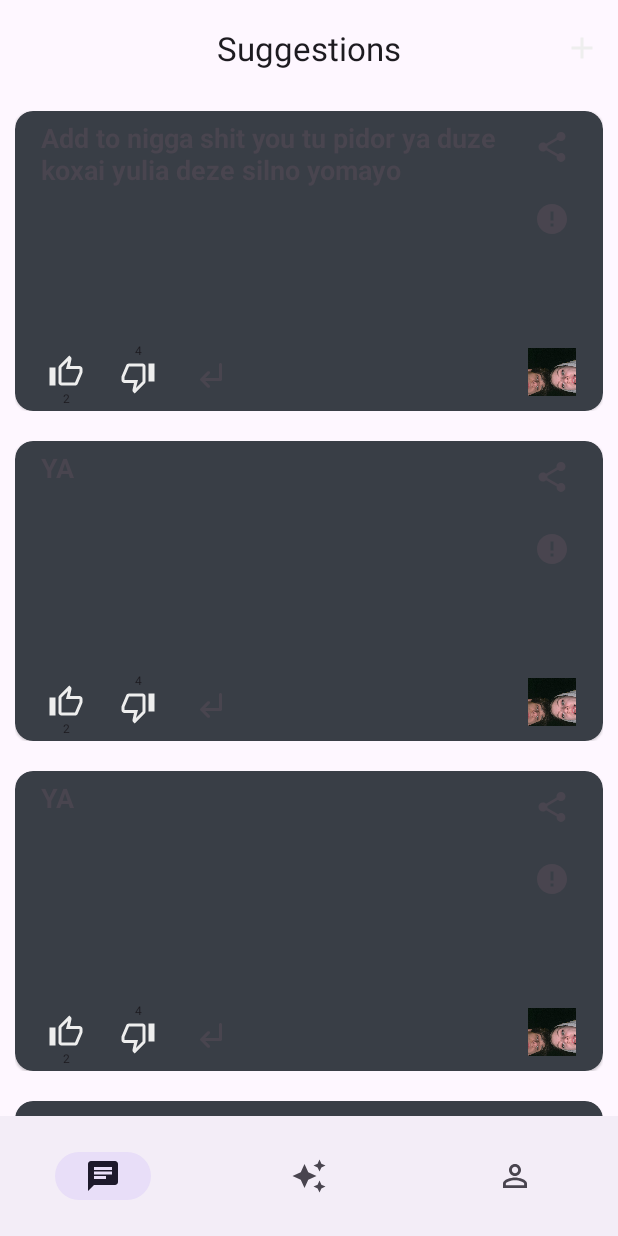
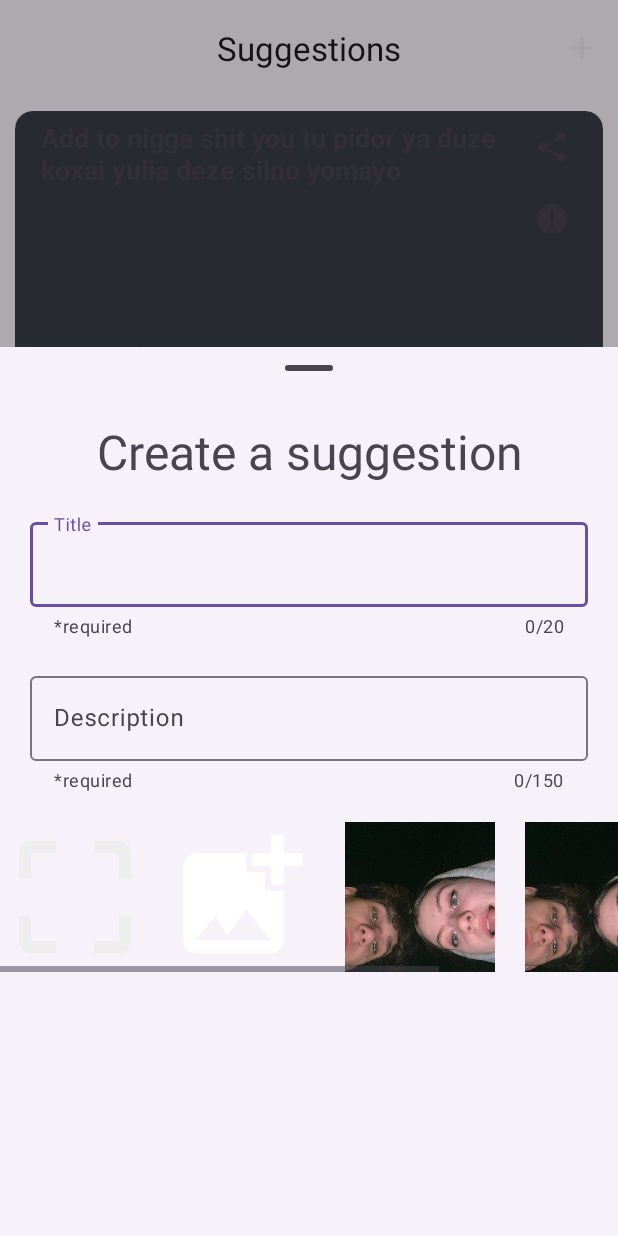
Before and after one commit to vladkk04/MyChat, an Android app: the SuggestionsFragment screen opened through its navigation route, after a tap on "Add", on a phone screen of 412 x 824 dp. Run offline under Robolectric (Android 15) with nearby library versions, the light colour scheme and no system bars; our stand-ins replace Dagger/Hilt's generated code, navigation-ui.

Commit message:
update project add bottom sheet suggestion create

```diff
--- /dev/null
+++ b/app/src/main/java/com/arkul/mychat/ui/screens/bottomSheets/SuggestionBottomSheet.kt
@@ -0,0 +1,43 @@
+package com.arkul.mychat.ui.screens.bottomSheets
+
+import android.app.Dialog
+import android.os.Bundle
+import android.view.LayoutInflater
+import android.view.View
+import android.view.ViewGroup
+import android.view.WindowManager
+import com.arkul.mychat.databinding.BottomSheetSuggestionCreateBinding
+import com.google.android.material.bottomsheet.BottomSheetBehavior
+import com.google.android.material.bottomsheet.BottomSheetDialogFragment
+
+class SuggestionBottomSheet: BottomSheetDialogFragment() {
+    private var _binding: BottomSheetSuggestionCreateBinding? = null
+    private val binding get() = _binding!!
+
+    companion object {
+        const val TAG = "SuggestionBottomSheet"
+    }
+
+    override fun onCreateView(
+        inflater: LayoutInflater,
+        container: ViewGroup?,
+        savedInstanceState: Bundle?
+    ): View? {
+        _binding = BottomSheetSuggestionCreateBinding.inflate(inflater, container, false)
+
+        val standardBottomSheet = binding.layoutSuggestionCreate
+        standardBottomSheet.layoutParams.height= WindowManager.LayoutParams.MATCH_PARENT
+        val standardBottomSheetBehavior = BottomSheetBehavior.from(standardBottomSheet)
+
+
+        standardBottomSheetBehavior.state = BottomSheetBehavior.STATE_EXPANDED
+
+        return binding.root
+    }
+
+    override fun onCreateDialog(savedInstanceState: Bundle?): Dialog {
+        return super.onCreateDialog(savedInstanceState)
+
+    }
+
+}
--- a/app/src/main/java/com/arkul/mychat/ui/screens/main/SuggestionsFragment.kt
+++ b/app/src/main/java/com/arkul/mychat/ui/screens/main/SuggestionsFragment.kt
@@ -11,7 +11,9 @@ import com.arkul.mychat.R
 import com.arkul.mychat.data.models.Suggestion
 import com.arkul.mychat.databinding.FragmentSuggestionsBinding
 import com.arkul.mychat.ui.adapters.recyclerViews.SuggestionListAdapter
+import com.arkul.mychat.ui.screens.bottomSheets.SuggestionBottomSheet
 import com.arkul.mychat.utilities.dialogs.createSuggestionReportDialog
+import com.arkul.mychat.utilities.extensions.showToast
 
 /**
  * A simple [Fragment] subclass.
@@ -41,6 +43,17 @@ class SuggestionsFragment : Fragment() {
             createSuggestionReportDialog()?.show()
         }
 
+        binding.toolbar.setOnMenuItemClickListener {
+            when (it.itemId) {
+                R.id.create_suggestion -> {
+                    val suggestionBottomSheet = SuggestionBottomSheet()
+                    suggestionBottomSheet.show(requireActivity().supportFragmentManager, SuggestionBottomSheet.TAG)
+                }
+            }
+            true
+        }
+
+
         adapter.saveData(
             listOf(
                 Suggestion("Add to nigga shit you tu pidor ya duze koxai yulia deze silno yomayo"),
--- /dev/null
+++ b/app/src/main/res/drawable/ic_crop_free.xml
@@ -0,0 +1,5 @@
+<vector xmlns:android="http://schemas.android.com/apk/res/android" android:height="24dp" android:tint="#EEEEEE" android:viewportHeight="24" android:viewportWidth="24" android:width="24dp">
+
+    <path android:fillColor="@android:color/white" android:pathData="M3,5v4h2L5,5h4L9,3L5,3c-1.1,0 -2,0.9 -2,2zM5,15L3,15v4c0,1.1 0.9,2 2,2h4v-2L5,19v-4zM19,19h-4v2h4c1.1,0 2,-0.9 2,-2v-4h-2v4zM19,3h-4v2h4v4h2L21,5c0,-1.1 -0.9,-2 -2,-2z"/>
+
+</vector>
--- a/app/src/main/res/drawable/ic_done.xml
+++ b/app/src/main/res/drawable/ic_done.xml
@@ -1,5 +1,5 @@
-<vector android:height="24dp" android:tint="#53933E"
-    android:viewportHeight="24" android:viewportWidth="24"
-    android:width="24dp" xmlns:android="http://schemas.android.com/apk/res/android">
+<vector xmlns:android="http://schemas.android.com/apk/res/android" android:height="24dp" android:tint="#EEEEEE" android:viewportHeight="24" android:viewportWidth="24" android:width="24dp">
+
     <path android:fillColor="@android:color/white" android:pathData="M9,16.2L4.8,12l-1.4,1.4L9,19 21,7l-1.4,-1.4L9,16.2z"/>
+
 </vector>
--- /dev/null
+++ b/app/src/main/res/drawable/ic_done_all.xml
@@ -0,0 +1,5 @@
+<vector xmlns:android="http://schemas.android.com/apk/res/android" android:height="24dp" android:tint="#EEEEEE" android:viewportHeight="24" android:viewportWidth="24" android:width="24dp">
+
+    <path android:fillColor="@android:color/white" android:pathData="M18,7l-1.41,-1.41 -6.34,6.34 1.41,1.41L18,7zM22.24,5.59L11.66,16.17 7.48,12l-1.41,1.41L11.66,19l12,-12 -1.42,-1.41zM0.41,13.41L6,19l1.41,-1.41L1.83,12 0.41,13.41z"/>
+
+</vector>
--- /dev/null
+++ b/app/src/main/res/drawable/ic_photo_size_select_large.xml
@@ -0,0 +1,5 @@
+<vector xmlns:android="http://schemas.android.com/apk/res/android" android:height="24dp" android:tint="#EEEEEE" android:viewportHeight="24" android:viewportWidth="24" android:width="24dp">
+
+    <path android:fillColor="@android:color/white" android:pathData="M21,15h2v2h-2v-2zM21,11h2v2h-2v-2zM23,19h-2v2c1,0 2,-1 2,-2zM13,3h2v2h-2L13,3zM21,7h2v2h-2L21,7zM21,3v2h2c0,-1 -1,-2 -2,-2zM1,7h2v2L1,9L1,7zM17,3h2v2h-2L17,3zM17,19h2v2h-2v-2zM3,3C2,3 1,4 1,5h2L3,3zM9,3h2v2L9,5L9,3zM5,3h2v2L5,5L5,3zM1,11v8c0,1.1 0.9,2 2,2h12L15,11L1,11zM3,19l2.5,-3.21 1.79,2.15 2.5,-3.22L13,19L3,19z"/>
+
+</vector>
--- /dev/null
+++ b/app/src/main/res/drawable/ic_send.xml
@@ -0,0 +1,5 @@
+<vector xmlns:android="http://schemas.android.com/apk/res/android" android:autoMirrored="true" android:height="24dp" android:tint="#EEEEEE" android:viewportHeight="24" android:viewportWidth="24" android:width="24dp">
+
+    <path android:fillColor="@android:color/white" android:pathData="M2.01,21L23,12 2.01,3 2,10l15,2 -15,2z"/>
+
+</vector>
--- /dev/null
+++ b/app/src/main/res/layout/bottom_sheet_suggestion_create.xml
@@ -0,0 +1,136 @@
+<?xml version="1.0" encoding="utf-8"?>
+<androidx.coordinatorlayout.widget.CoordinatorLayout xmlns:android="http://schemas.android.com/apk/res/android"
+    xmlns:app="http://schemas.android.com/apk/res-auto"
+    android:layout_width="match_parent"
+    android:layout_height="match_parent">
+
+    <RelativeLayout
+        style="@style/Widget.Material3.BottomSheet"
+        android:id="@+id/layout_suggestion_create"
+        android:layout_width="match_parent"
+        android:layout_height="match_parent"
+        android:orientation="vertical"
+        app:layout_behavior="com.google.android.material.bottomsheet.BottomSheetBehavior">
+
+        <com.google.android.material.bottomsheet.BottomSheetDragHandleView
+            android:id="@+id/drag_handle_suggestion_create"
+            android:layout_width="match_parent"
+            android:layout_height="wrap_content"
+            android:layout_alignParentTop="true"/>
+
+        <TextView
+            android:id="@+id/title_suggestion_create"
+            android:layout_width="match_parent"
+            android:layout_height="wrap_content"
+            android:layout_below="@id/drag_handle_suggestion_create"
+            android:textAlignment="center"
+            android:text="Create a suggestion"
+            android:layout_marginHorizontal="20dp"
+            android:textSize="32sp" />
+
+        <com.google.android.material.textfield.TextInputLayout
+            style="@style/DefaultCustomTextInputLayout"
+            android:id="@+id/textFieldTitle"
+            android:layout_width="match_parent"
+            android:layout_height="wrap_content"
+            android:layout_below="@id/title_suggestion_create"
+            android:layout_marginVertical="20dp"
+            android:layout_marginHorizontal="20dp"
+            app:endIconMode="clear_text"
+            app:errorEnabled="true"
+            app:counterEnabled="true"
+            app:counterMaxLength="20"
+            app:helperTextEnabled="true"
+            app:helperText="*required"
+            android:hint="Title">
+
+            <com.google.android.material.textfield.TextInputEditText
+                android:layout_width="match_parent"
+                android:layout_height="wrap_content" />
+
+        </com.google.android.material.textfield.TextInputLayout>
+
+        <com.google.android.material.textfield.TextInputLayout
+            style="@style/DefaultCustomTextInputLayout"
+            android:id="@+id/textFieldDescription"
+            android:layout_width="match_parent"
+            android:layout_height="wrap_content"
+            android:layout_below="@id/textFieldTitle"
+            android:layout_marginHorizontal="20dp"
+            app:endIconMode="clear_text"
+            app:errorEnabled="true"
+            app:counterEnabled="true"
+            app:counterMaxLength="150"
+            app:helperTextEnabled="true"
+            app:helperText="*required"
+            android:hint="Description">
+
+            <com.google.android.material.textfield.TextInputEditText
+                android:layout_width="match_parent"
+                android:layout_height="wrap_content"
+                android:maxHeight="150dp" />
+
+        </com.google.android.material.textfield.TextInputLayout>
+
+        <HorizontalScrollView
+            android:id="@+id/scroll_view_suggestions_images"
+            android:layout_width="match_parent"
+            android:layout_height="100dp"
+            android:layout_marginVertical="20dp"
+            android:layout_below="@id/textFieldDescription">
+
+            <LinearLayout
+                android:layout_width="wrap_content"
+                android:layout_height="match_parent"
+                android:orientation="horizontal">
+
+                <ImageView
+                    android:layout_width="100dp"
+                    android:layout_height="match_parent"
+                    android:scaleType="centerCrop"
+                    android:src="@drawable/ic_crop_free"/>
+
+                <ImageView
+                    android:layout_width="100dp"
+                    android:layout_height="match_parent"
+                    android:scaleType="centerCrop"
+                    android:layout_marginHorizontal="10dp"
+                    android:tintMode="@color/color_avatar_stroke_night"
+                    android:src="@drawable/ic_add_photo_alternate"/>
+
+                <ImageView
+                    android:layout_width="100dp"
+                    android:layout_height="match_parent"
+                    android:scaleType="centerCrop"
+                    android:layout_marginHorizontal="10dp"
+                    android:src="@drawable/us"/>
+
+                <ImageView
+                    android:layout_width="100dp"
+                    android:layout_height="match_parent"
+                    android:scaleType="centerCrop"
+                    android:layout_marginHorizontal="10dp"
+                    android:src="@drawable/us"/>
+
+                <ImageView
+                    android:layout_width="100dp"
+                    android:layout_height="match_parent"
+                    android:scaleType="centerCrop"
+                    android:layout_marginHorizontal="10dp"
+                    android:src="@drawable/us"/>
+            </LinearLayout>
+
+        </HorizontalScrollView>
+
+        <com.google.android.material.button.MaterialButton
+            style="?attr/materialButtonOutlinedStyle"
+            android:id="@+id/button_login"
+            android:layout_width="175dp"
+            android:layout_height="wrap_content"
+            android:layout_alignParentBottom="true"
+            android:layout_centerHorizontal="true"
+            android:textSize="20sp"
+            android:text="Create" />
+
+    </RelativeLayout>
+</androidx.coordinatorlayout.widget.CoordinatorLayout>
--- a/app/src/main/res/layout/fragment_login.xml
+++ b/app/src/main/res/layout/fragment_login.xml
@@ -63,7 +63,6 @@
                 android:id="@+id/button_login"
                 android:layout_width="175dp"
                 android:layout_height="wrap_content"
-                android:fontFamily="@font/hind_siliguri"
                 android:text="@string/login_text"
                 app:cornerRadius="15dp" />
 
--- a/app/src/main/res/layout/fragment_suggestions.xml
+++ b/app/src/main/res/layout/fragment_suggestions.xml
@@ -9,11 +9,11 @@
     tools:context=".ui.screens.main.SuggestionsFragment">
 
     <com.google.android.material.appbar.AppBarLayout
-        android:id="@+id/toolbar"
         android:layout_width="match_parent"
         android:layout_height="wrap_content">
 
         <com.google.android.material.appbar.MaterialToolbar
+            android:id="@+id/toolbar"
             android:layout_width="match_parent"
             android:layout_height="wrap_content"
             android:layout_gravity="top"
--- a/app/src/main/res/menu/suggestions_top_app_bar.xml
+++ b/app/src/main/res/menu/suggestions_top_app_bar.xml
@@ -4,7 +4,7 @@
     xmlns:app="http://schemas.android.com/apk/res-auto">
 
     <item
-        android:id="@+id/favorite"
+        android:id="@+id/create_suggestion"
         android:icon="@drawable/ic_add"
         android:title="Add"
         app:showAsAction="ifRoom" />
--- a/app/src/main/res/values-night/themes.xml
+++ b/app/src/main/res/values-night/themes.xml
@@ -27,9 +27,27 @@
         <item name="colorOutline">@color/color_outline_night</item>
         <!-- Bottom Navigation Bar -->
         <item name="bottomNavigationStyle">@style/Widget.App.BottomNavigationView</item>
+
+        <item name="materialAlertDialogTheme">@style/AlertDialogTheme</item>
+
     </style>
 
     <style name="Theme.MyChat" parent="Base.Theme.MyChat" />
+
+    <style name="AlertDialogTheme" parent="ThemeOverlay.Material3.MaterialAlertDialog">
+        <item name="alertDialogStyle">@style/MyAlertDialogStyle</item>
+        <item name="buttonBarPositiveButtonStyle">@style/MyBarButtonStyle</item>
+        <item name="buttonBarNegativeButtonStyle">@style/MyBarButtonStyle</item>
+        <item name="buttonBarNeutralButtonStyle">@style/MyBarButtonStyle</item>
+    </style>
+
+    <style name="MyAlertDialogStyle" parent="MaterialAlertDialog.Material3">
+        <item name="buttonIconDimen">32dp</item>
+    </style>
+
+    <style name="MyBarButtonStyle" parent="Widget.Material3.Button.TextButton.Dialog">
+        <item name="android:minWidth">0dp</item>
+    </style>
 
     <style name="checkBox" parent="Widget.Material3.CompoundButton.CheckBox">
         <item name="materialThemeOverlay">@style/ThemeOverlay.App.CheckBox</item>
--- a/app/src/main/res/values/dimens.xml
+++ b/app/src/main/res/values/dimens.xml
@@ -1,5 +1,5 @@
 <?xml version="1.0" encoding="utf-8"?>
-<resources>
+<resources xmlns:tools="http://schemas.android.com/tools">
     <dimen name="padding_relative_layout_register">15dp</dimen>
 
     <dimen name="viewpager_next_item_visible">5dp</dimen>
@@ -11,6 +11,7 @@
     <dimen name="margin_horizontal_layout">20dp</dimen>
 
 
+
     <dimen name="text_size_register_or_continue">12sp</dimen>
     <dimen name="margin_register_or_continue">10dp</dimen>
 
```
Also changed, not shown: app/src/main/java/com/arkul/mychat/utilities/dialogs/SuggestionReportDialog.kt (renamed from app/src/main/java/com/arkul/mychat/utilities/dialogs/SuggestionReport.kt, +51 -43 lines), app/src/main/java/com/arkul/mychat/utilities/extensions/DrawableExtensions.kt (added, +18 -0 lines), app/src/main/res/layout/suggestion_report_alert_dialog.xml (+9 -9 lines).
